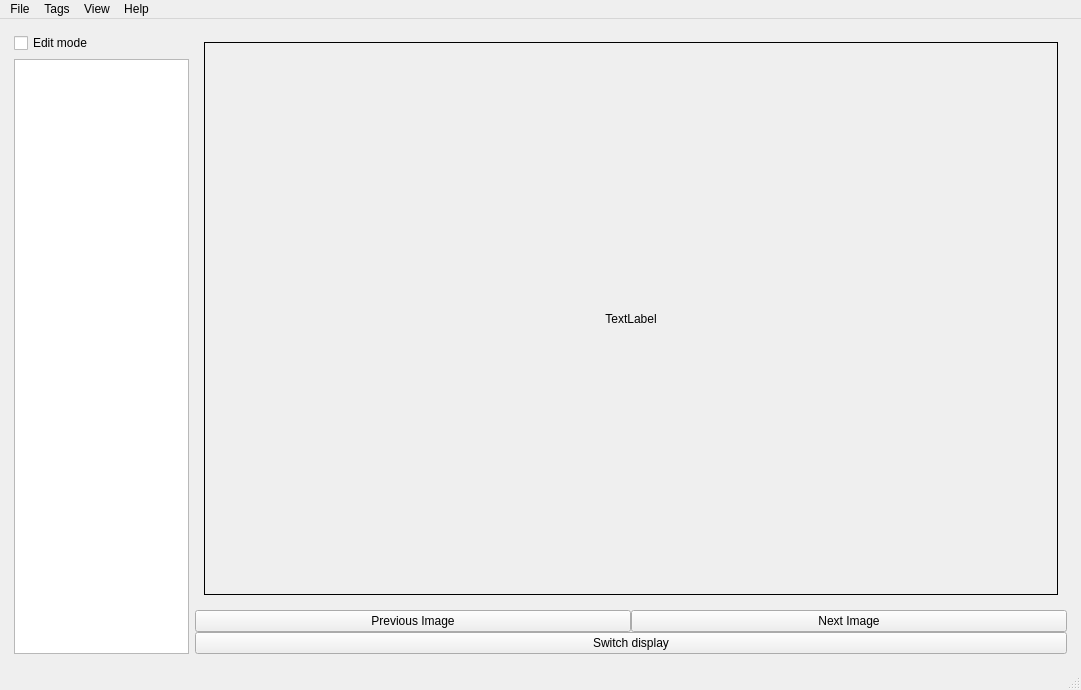
Before: the Qt Designer form ui/main.ui in will-scargill/candle, drawn with Qt 5.
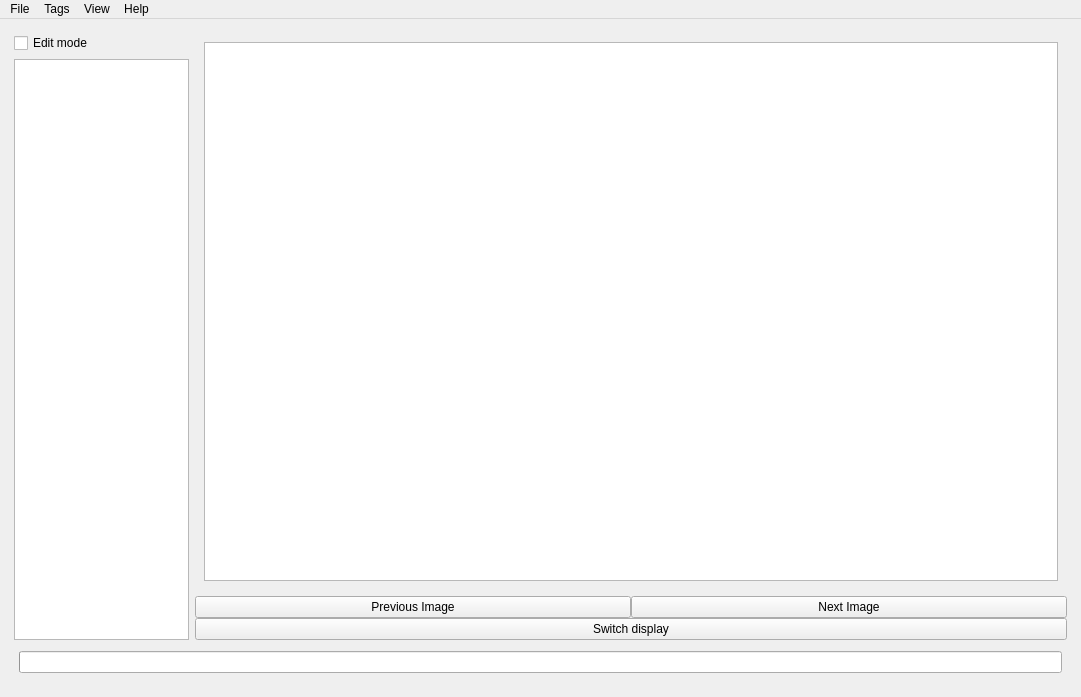
After: the same form once the commit is applied. The open tabs and pages were chosen to show the change.

Patch:
```diff
--- a/ui/main.ui
+++ b/ui/main.ui
@@ -7,7 +7,7 @@
     <x>0</x>
     <y>0</y>
     <width>1081</width>
-    <height>690</height>
+    <height>697</height>
    </rect>
   </property>
   <property name="windowTitle">
@@ -72,24 +72,15 @@
            </property>
            <layout class="QHBoxLayout" name="horizontalLayout_3">
             <item>
-             <widget class="QLabel" name="singleImageView">
-              <property name="sizePolicy">
-               <sizepolicy hsizetype="Ignored" vsizetype="Ignored">
-                <horstretch>0</horstretch>
-                <verstretch>0</verstretch>
-               </sizepolicy>
+             <widget class="QGraphicsView" name="singleImageView">
+              <property name="verticalScrollBarPolicy">
+               <enum>Qt::ScrollBarAlwaysOff</enum>
               </property>
-              <property name="frameShape">
-               <enum>QFrame::Box</enum>
+              <property name="horizontalScrollBarPolicy">
+               <enum>Qt::ScrollBarAlwaysOff</enum>
               </property>
-              <property name="text">
-               <string>TextLabel</string>
-              </property>
-              <property name="scaledContents">
-               <bool>false</bool>
-              </property>
-              <property name="alignment">
-               <set>Qt::AlignCenter</set>
+              <property name="dragMode">
+               <enum>QGraphicsView::ScrollHandDrag</enum>
               </property>
              </widget>
             </item>
@@ -182,6 +173,29 @@
       </item>
      </layout>
     </item>
+    <item row="1" column="0">
+     <layout class="QHBoxLayout" name="horizontalLayout_2">
+      <property name="leftMargin">
+       <number>10</number>
+      </property>
+      <property name="rightMargin">
+       <number>10</number>
+      </property>
+      <property name="bottomMargin">
+       <number>15</number>
+      </property>
+      <item>
+       <widget class="QProgressBar" name="progressBar">
+        <property name="value">
+         <number>0</number>
+        </property>
+        <property name="textVisible">
+         <bool>false</bool>
+        </property>
+       </widget>
+      </item>
+     </layout>
+    </item>
    </layout>
   </widget>
   <widget class="QMenuBar" name="menubar">
@@ -229,7 +243,6 @@
    <addaction name="menuView"/>
    <addaction name="menuHelp"/>
   </widget>
-  <widget class="QStatusBar" name="statusbar"/>
   <action name="actionLoad_database">
    <property name="text">
     <string>Load database</string>
```
Left out of the diff: 4 changed lines with no effect on the pictures.
